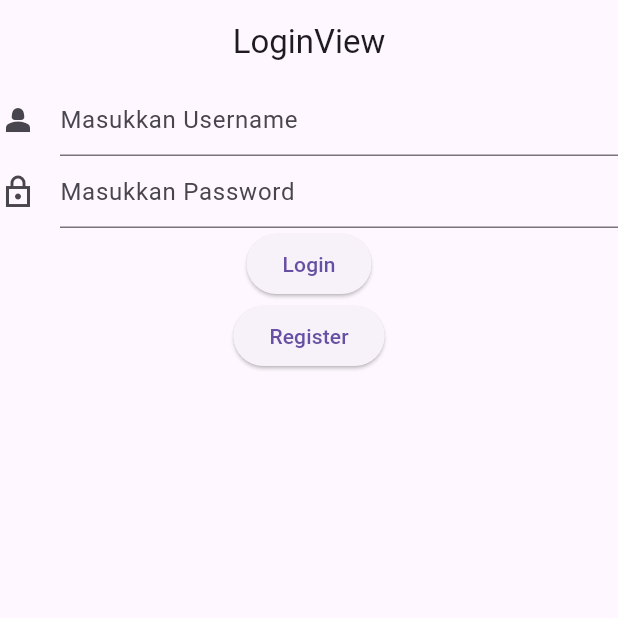
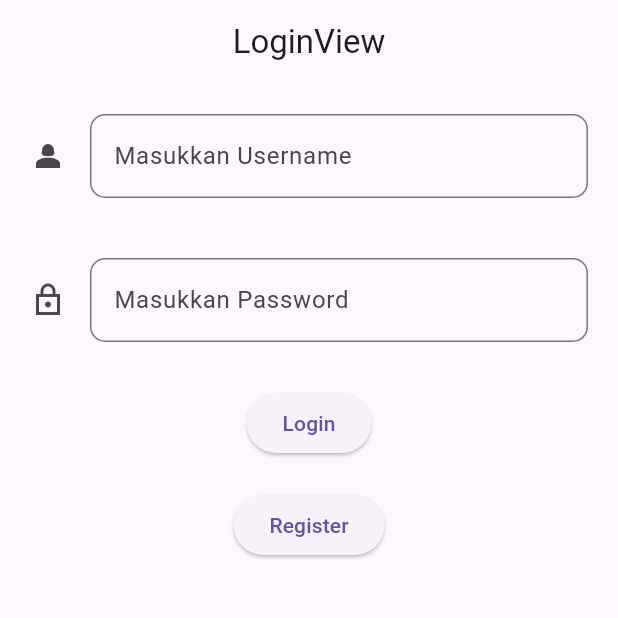
Before and after one commit to Frznndo/peminjamperpustakaan, a Flutter app: the screen it shows after launch, on a phone screen of 412 x 824 dp, the top half of it. Run offline on Flutter 3.47's test engine with Material 3 defaults, Android fonts, the phone set to English and light mode, and no system bars; our stand-ins replace dio, get, get_storage, pretty_dio_logger.

```diff
--- a/lib/app/data/provider/storage_provider.dart
+++ b/lib/app/data/provider/storage_provider.dart
@@ -24,4 +24,5 @@ class StorageProvider {
 
 class StorageKey {
   static const String status = "status";
+  static const String idUser = "idUser";
 }
--- a/lib/app/modules/login/controllers/login_controller.dart
+++ b/lib/app/modules/login/controllers/login_controller.dart
@@ -4,6 +4,7 @@ import 'package:dio/dio.dart' as dio;
 import 'package:flutter/cupertino.dart';
 import 'package:flutter/material.dart';
 import 'package:get/get.dart';
+import 'package:peminjam_perpustakaan_kelas_b/app/data/model/response_login.dart';
 
 import '../../../data/constant/endpoint.dart';
 import '../../../data/provider/api_provider.dart';
@@ -54,6 +55,8 @@ class LoginController extends GetxController {
                 }
             ));
         if (response.statusCode == 200) {
+          ResponseLogin responseLogin=ResponseLogin.fromJson(response.data);
+          await StorageProvider.write(StorageKey.idUser, responseLogin.data!.id!.toString());
           await StorageProvider.write(StorageKey.status, "logged");
           Get.offAllNamed(Routes.HOME);
         } else {
--- a/lib/app/modules/login/views/login_view.dart
+++ b/lib/app/modules/login/views/login_view.dart
@@ -19,9 +19,11 @@ class LoginView extends GetView<LoginController> {
             key: controller.formKey,
             child: Column(
               children: [
-                TextFormField(
+                Padding(
+                    padding: const EdgeInsets.symmetric(horizontal: 20, vertical: 20),
+                child : TextFormField(
                     controller: controller.usernameController,
-                    decoration: InputDecoration(hintText: "Masukkan Username", icon: Icon(Icons.person_2_sharp)),
+                    decoration: InputDecoration(hintText: "Masukkan Username", icon: Icon(Icons.person_2_sharp), border: OutlineInputBorder(borderRadius: BorderRadius.circular(10))),
                     validator: (value){
                       if (value!.isEmpty) { //minimal username
                         return "Username tidak boleh kosong";
@@ -29,9 +31,12 @@ class LoginView extends GetView<LoginController> {
                       return null;
                     }
                 ),
-                TextFormField(
+                ),
+                Padding(
+                    padding: const EdgeInsets.symmetric(horizontal: 20, vertical: 20),
+                child: TextFormField(
                     controller: controller.passwordController,
-                    decoration: InputDecoration(hintText: "Masukkan Password", icon: Icon(Icons.lock_outline_sharp)),
+                    decoration: InputDecoration(hintText: "Masukkan Password", icon: Icon(Icons.lock_outline_sharp), border: OutlineInputBorder(borderRadius: BorderRadius.circular(10))),
                     validator: (value){
                       if (value!.length<2) { //minimal huruf password
                         return "password tidak boleh kosong";
@@ -39,14 +44,19 @@ class LoginView extends GetView<LoginController> {
                       return null;
                     }
                 ),
+                ),
                 Obx(() => controller.loading.value?
                 CircularProgressIndicator():
-                ElevatedButton(onPressed: (){
+                    Padding(padding: const EdgeInsets.symmetric(vertical: 10.0),
+                child: ElevatedButton(onPressed: (){
                   controller.login();
                 }, child: Text("Login"))
                 ),
-                ElevatedButton(onPressed: () => Get.toNamed(Routes.REGISTER),
-                    child: Text("Register"))
+                ),
+                Padding(padding: const EdgeInsets.symmetric(vertical: 10.0),
+                child: ElevatedButton(onPressed: () => Get.toNamed(Routes.REGISTER),
+                    child: Text("Register")),
+                ),
               ],
             ),
           )
--- a/lib/app/routes/app_routes.dart
+++ b/lib/app/routes/app_routes.dart
@@ -8,6 +8,7 @@ abstract class Routes {
   static const REGISTER = _Paths.REGISTER;
   static const BOOK = _Paths.BOOK;
   static const PEMINJAMAN = _Paths.PEMINJAMAN;
+  static const ADD_PEMINJAMAN = _Paths.ADD_PEMINJAMAN;
 }
 
 abstract class _Paths {
@@ -17,4 +18,5 @@ abstract class _Paths {
   static const REGISTER = '/register';
   static const BOOK = '/book';
   static const PEMINJAMAN = '/peminjaman';
+  static const ADD_PEMINJAMAN = '/add-peminjaman';
 }
```
Also changed, not shown: lib/app/modules/add_peminjaman/bindings/add_peminjaman_binding.dart (added, +12 -0 lines), lib/app/modules/add_peminjaman/controllers/add_peminjaman_controller.dart (added, +72 -0 lines), lib/app/modules/add_peminjaman/views/add_peminjaman_view.dart (added, +55 -0 lines), lib/app/modules/book/controllers/book_controller.dart (+34 -2 lines), lib/app/modules/book/views/book_view.dart (+22 -6 lines), lib/app/modules/home/views/home_view.dart (+11 -5 lines), lib/app/routes/app_pages.dart (+7 -0 lines).
